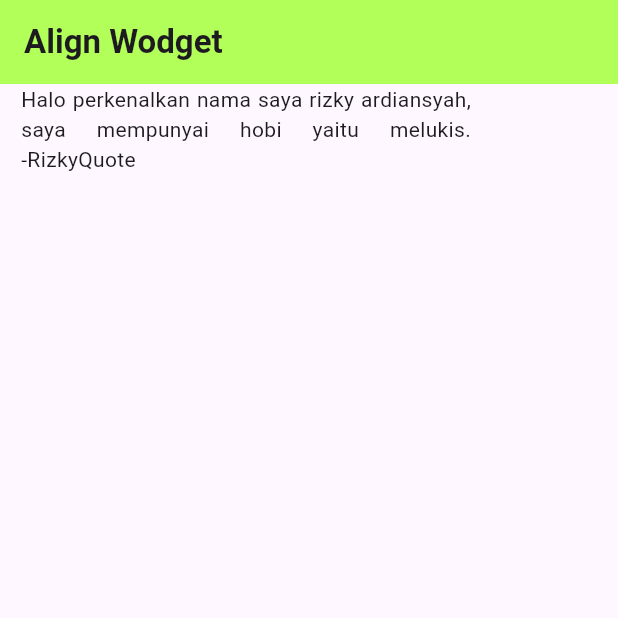
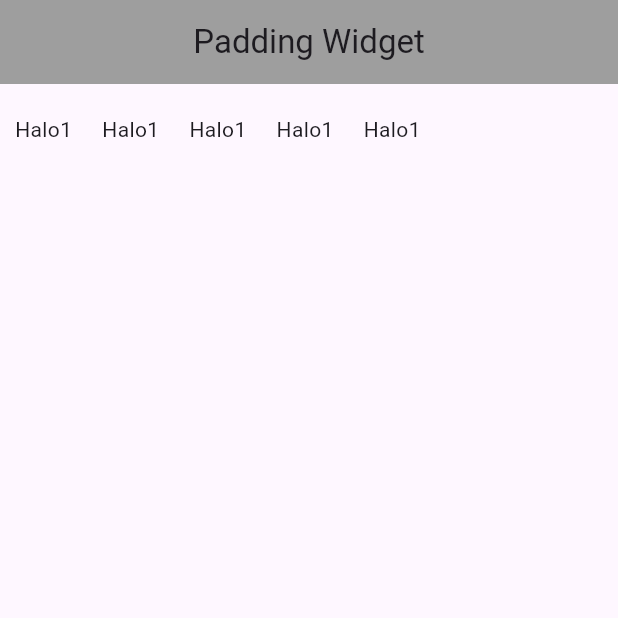
Before and after one commit to RizkyArdiansyahhh/learn-flutter, a Flutter app: the screen it shows after launch, on a phone screen of 412 x 824 dp, the top half of it. Run offline on Flutter 3.47's test engine with Material 3 defaults, Android fonts, the phone set to English and light mode, and no system bars.

Commit message:
day 4 -> Padding Widget

```diff
--- a/lib/main_page.dart
+++ b/lib/main_page.dart
@@ -12,20 +12,36 @@ class _MainPageState extends State<MainPage> {
   Widget build(BuildContext context) {
     return Scaffold(
         appBar: AppBar(
-          title: Text(
-            "Align Wodget",
-            style: TextStyle(fontWeight: FontWeight.bold),
+          title: Center(
+            child: Text(
+              "Padding Widget",
+            ),
           ),
-          backgroundColor: Colors.lightGreenAccent,
+          backgroundColor: Colors.grey,
         ),
-        body: Align(
-          alignment: Alignment(-0.75, -1),
-          child: SizedBox(
-              width: 300,
-              child: Text(
-                "Halo perkenalkan nama saya rizky ardiansyah, saya mempunyai hobi yaitu melukis. -RizkyQuote",
-                textAlign: TextAlign.justify,
-              )),
+        body: const Row(
+          children: [
+            Padding(
+              child: Text("Halo1"),
+              padding: EdgeInsets.fromLTRB(10, 20, 10, 0),
+            ),
+            Padding(
+              child: Text("Halo1"),
+              padding: EdgeInsets.fromLTRB(10, 20, 10, 0),
+            ),
+            Padding(
+              child: Text("Halo1"),
+              padding: EdgeInsets.fromLTRB(10, 20, 10, 0),
+            ),
+            Padding(
+              child: Text("Halo1"),
+              padding: EdgeInsets.fromLTRB(10, 20, 10, 0),
+            ),
+            Padding(
+              child: Text("Halo1"),
+              padding: EdgeInsets.fromLTRB(10, 20, 10, 0),
+            ),
+          ],
         ));
   }
 }
```
